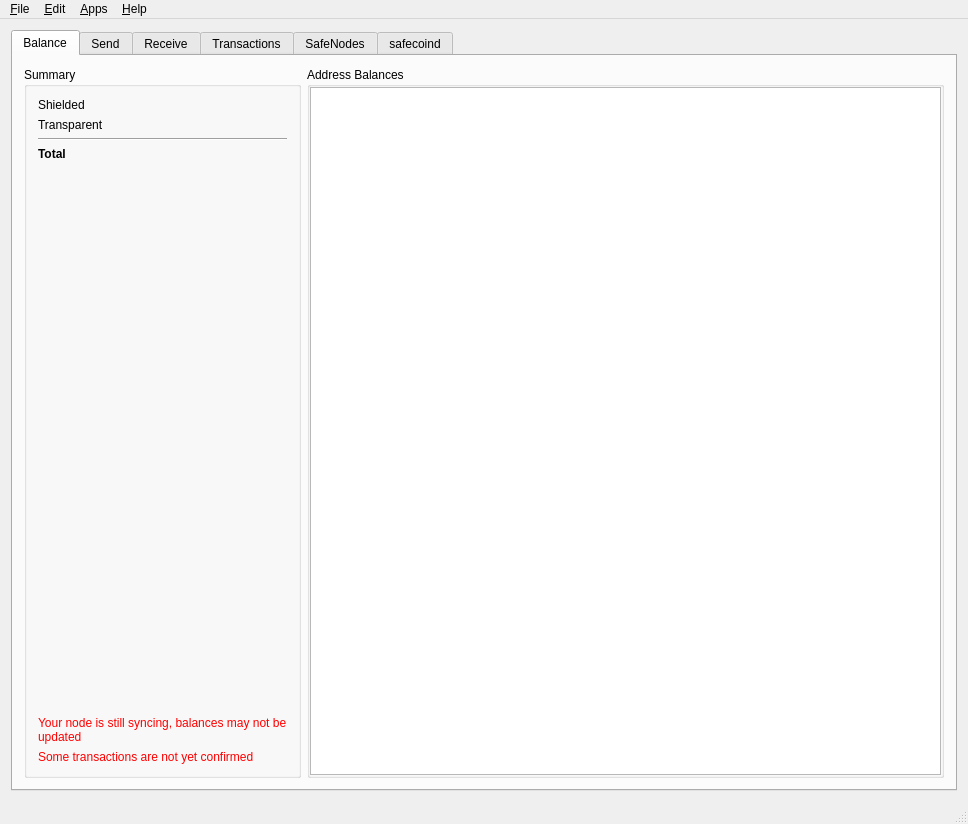
Before: the Qt Designer form src/mainwindow.ui in ZcashFoundation/zecwallet, drawn with Qt 5.
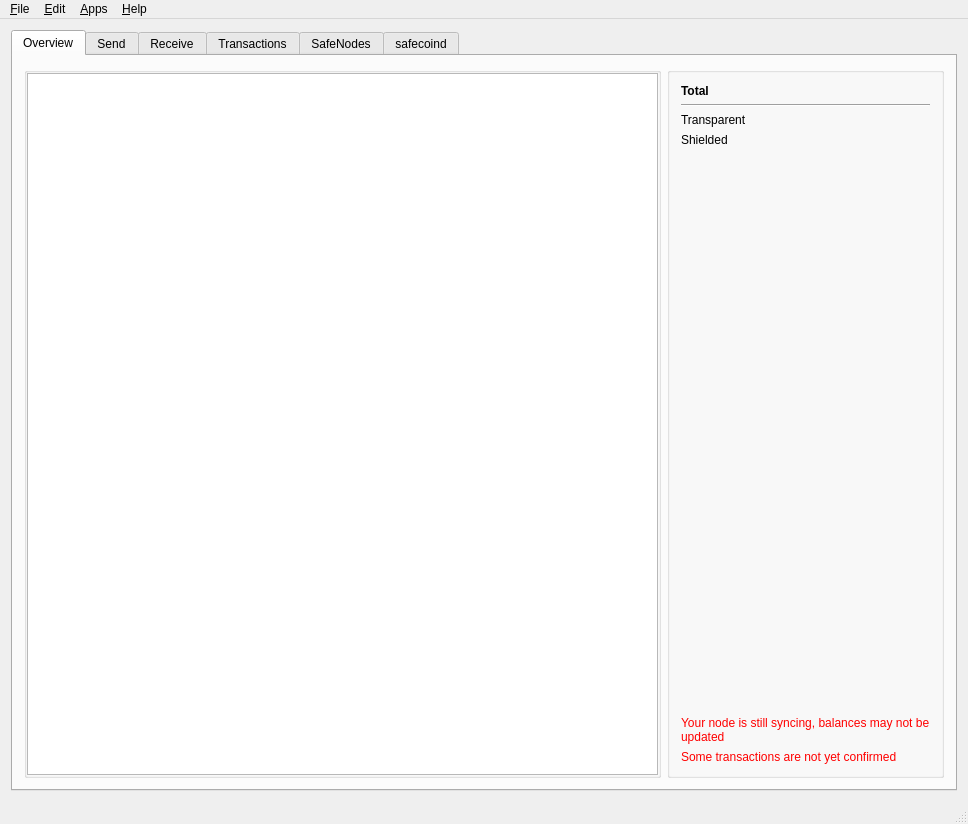
After: the same form once the commit is applied. The open tabs and pages were chosen to show the change. Icons and pictures are not drawn. Custom widgets are drawn as their Qt base class.

Diff of the .ui file:
```diff
--- a/src/mainwindow.ui
+++ b/src/mainwindow.ui
@@ -26,12 +26,75 @@
       </property>
       <widget class="QWidget" name="tab">
        <attribute name="title">
-        <string>Balance</string>
+        <string>Overview</string>
        </attribute>
        <layout class="QGridLayout" name="gridLayout_2">
         <item row="0" column="0">
          <layout class="QHBoxLayout" name="horizontalLayout_5">
           <item>
+           <widget class="QGroupBox" name="BalanceTable">
+            <property name="sizePolicy">
+             <sizepolicy hsizetype="Expanding" vsizetype="Preferred">
+              <horstretch>0</horstretch>
+              <verstretch>0</verstretch>
+             </sizepolicy>
+            </property>
+            <property name="title">
+             <string/>
+            </property>
+            <layout class="QHBoxLayout" name="horizontalLayout_4">
+             <property name="spacing">
+              <number>6</number>
+             </property>
+             <property name="leftMargin">
+              <number>0</number>
+             </property>
+             <property name="topMargin">
+              <number>0</number>
+             </property>
+             <property name="rightMargin">
+              <number>0</number>
+             </property>
+             <property name="bottomMargin">
+              <number>0</number>
+             </property>
+             <item>
+              <widget class="QTableView" name="balancesTable">
+               <property name="enabled">
+                <bool>true</bool>
+               </property>
+               <property name="maximumSize">
+                <size>
+                 <width>666</width>
+                 <height>16777215</height>
+                </size>
+               </property>
+               <property name="selectionMode">
+                <enum>QAbstractItemView::SingleSelection</enum>
+               </property>
+               <property name="selectionBehavior">
+                <enum>QAbstractItemView::SelectRows</enum>
+               </property>
+               <property name="cornerButtonEnabled">
+                <bool>false</bool>
+               </property>
+               <attribute name="horizontalHeaderShowSortIndicator" stdset="0">
+                <bool>false</bool>
+               </attribute>
+               <attribute name="horizontalHeaderStretchLastSection">
+                <bool>true</bool>
+               </attribute>
+               <attribute name="verticalHeaderVisible">
+                <bool>false</bool>
+               </attribute>
+              </widget>
+             </item>
+            </layout>
+           </widget>
+          </item>
+         </layout>
+        </item>
+        <item row="0" column="1">
            <widget class="QGroupBox" name="groupBox">
             <property name="minimumSize">
              <size>
@@ -40,75 +103,14 @@
              </size>
             </property>
             <property name="title">
-             <string>Summary</string>
+           <string/>
             </property>
             <property name="flat">
              <bool>false</bool>
             </property>
             <layout class="QGridLayout" name="gridLayout">
-             <item row="0" column="0">
+           <item row="1" column="0">
               <layout class="QVBoxLayout" name="verticalLayout">
-               <item>
-                <layout class="QHBoxLayout" name="horizontalLayout">
-                 <item>
-                  <widget class="QLabel" name="label">
-                   <property name="sizePolicy">
-                    <sizepolicy hsizetype="Minimum" vsizetype="Preferred">
-                     <horstretch>0</horstretch>
-                     <verstretch>0</verstretch>
-                    </sizepolicy>
-                   </property>
-                   <property name="text">
-                    <string>Shielded</string>
-                   </property>
-                  </widget>
-                 </item>
-                 <item>
-                  <widget class="QLabel" name="balSheilded">
-                   <property name="text">
-                    <string/>
-                   </property>
-                   <property name="alignment">
-                    <set>Qt::AlignRight|Qt::AlignTrailing|Qt::AlignVCenter</set>
-                   </property>
-                  </widget>
-                 </item>
-                </layout>
-               </item>
-               <item>
-                <layout class="QHBoxLayout" name="horizontalLayout_2">
-                 <item>
-                  <widget class="QLabel" name="label_2">
-                   <property name="sizePolicy">
-                    <sizepolicy hsizetype="Minimum" vsizetype="Preferred">
-                     <horstretch>0</horstretch>
-                     <verstretch>0</verstretch>
-                    </sizepolicy>
-                   </property>
-                   <property name="text">
-                    <string>Transparent</string>
-                   </property>
-                  </widget>
-                 </item>
-                 <item>
-                  <widget class="QLabel" name="balTransparent">
-                   <property name="text">
-                    <string/>
-                   </property>
-                   <property name="alignment">
-                    <set>Qt::AlignRight|Qt::AlignTrailing|Qt::AlignVCenter</set>
-                   </property>
-                  </widget>
-                 </item>
-                </layout>
-               </item>
-               <item>
-                <widget class="Line" name="line">
-                 <property name="orientation">
-                  <enum>Qt::Horizontal</enum>
-                 </property>
-                </widget>
-               </item>
                <item>
                 <layout class="QHBoxLayout" name="horizontalLayout_3">
                  <item>
@@ -148,6 +150,67 @@
                  </item>
                 </layout>
                </item>
+             <item>
+              <widget class="Line" name="line">
+               <property name="orientation">
+                <enum>Qt::Horizontal</enum>
+               </property>
+              </widget>
+             </item>
+             <item>
+              <layout class="QHBoxLayout" name="horizontalLayout_2">
+               <item>
+                <widget class="QLabel" name="label_2">
+                 <property name="sizePolicy">
+                  <sizepolicy hsizetype="Minimum" vsizetype="Preferred">
+                   <horstretch>0</horstretch>
+                   <verstretch>0</verstretch>
+                  </sizepolicy>
+                 </property>
+                 <property name="text">
+                  <string>Transparent</string>
+                 </property>
+                </widget>
+               </item>
+               <item>
+                <widget class="QLabel" name="balTransparent">
+                 <property name="text">
+                  <string/>
+                 </property>
+                 <property name="alignment">
+                  <set>Qt::AlignRight|Qt::AlignTrailing|Qt::AlignVCenter</set>
+                 </property>
+                </widget>
+               </item>
+              </layout>
+             </item>
+             <item>
+              <layout class="QHBoxLayout" name="horizontalLayout">
+               <item>
+                <widget class="QLabel" name="label">
+                 <property name="sizePolicy">
+                  <sizepolicy hsizetype="Minimum" vsizetype="Preferred">
+                   <horstretch>0</horstretch>
+                   <verstretch>0</verstretch>
+                  </sizepolicy>
+                 </property>
+                 <property name="text">
+                  <string>Shielded</string>
+                 </property>
+                </widget>
+               </item>
+               <item>
+                <widget class="QLabel" name="balSheilded">
+                 <property name="text">
+                  <string/>
+                 </property>
+                 <property name="alignment">
+                  <set>Qt::AlignRight|Qt::AlignTrailing|Qt::AlignVCenter</set>
+                 </property>
+                </widget>
+               </item>
+              </layout>
+             </item>
                <item>
                 <layout class="QHBoxLayout" name="horizontalLayout_99">
                  <item>
@@ -234,60 +297,6 @@
             </layout>
            </widget>
           </item>
-          <item>
-           <widget class="QGroupBox" name="groupBox_2">
-            <property name="sizePolicy">
-             <sizepolicy hsizetype="Expanding" vsizetype="Preferred">
-              <horstretch>0</horstretch>
-              <verstretch>0</verstretch>
-             </sizepolicy>
-            </property>
-            <property name="title">
-             <string>Address Balances</string>
-            </property>
-            <layout class="QHBoxLayout" name="horizontalLayout_4">
-             <property name="spacing">
-              <number>6</number>
-             </property>
-             <property name="leftMargin">
-              <number>0</number>
-             </property>
-             <property name="topMargin">
-              <number>0</number>
-             </property>
-             <property name="rightMargin">
-              <number>0</number>
-             </property>
-             <property name="bottomMargin">
-              <number>0</number>
-             </property>
-             <item>
-              <widget class="QTableView" name="balancesTable">
-               <property name="selectionMode">
-                <enum>QAbstractItemView::SingleSelection</enum>
-               </property>
-               <property name="selectionBehavior">
-                <enum>QAbstractItemView::SelectRows</enum>
-               </property>
-               <property name="cornerButtonEnabled">
-                <bool>false</bool>
-               </property>
-               <attribute name="horizontalHeaderShowSortIndicator" stdset="0">
-                <bool>false</bool>
-               </attribute>
-               <attribute name="horizontalHeaderStretchLastSection">
-                <bool>true</bool>
-               </attribute>
-               <attribute name="verticalHeaderVisible">
-                <bool>false</bool>
-               </attribute>
-              </widget>
-             </item>
-            </layout>
-           </widget>
-          </item>
-         </layout>
-        </item>
        </layout>
       </widget>
       <widget class="QWidget" name="tab_2">
@@ -2251,6 +2260,11 @@
  </widget>
  <layoutdefault spacing="6" margin="11"/>
  <customwidgets>
+  <customwidget>
+   <class>FilledIconLabel</class>
+   <extends>QLabel</extends>
+   <header>fillediconlabel.h</header>
+  </customwidget>
   <customwidget>
    <class>AddressCombo</class>
    <extends>QComboBox</extends>
@@ -2261,11 +2275,6 @@
    <extends>QLabel</extends>
    <header>qrcodelabel.h</header>
   </customwidget>
-  <customwidget>
-   <class>FilledIconLabel</class>
-   <extends>QLabel</extends>
-   <header>fillediconlabel.h</header>
-  </customwidget>
  </customwidgets>
  <tabstops>
   <tabstop>tabWidget</tabstop>
```
Left out of the diff: 22 changed lines with no effect on the pictures. Lines whose indentation alone changed are shown as unchanged.
